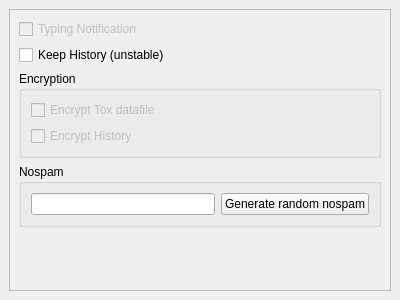
Qt form src/widget/form/settings/privacysettings.ui (qTox/qTox) before a commit.
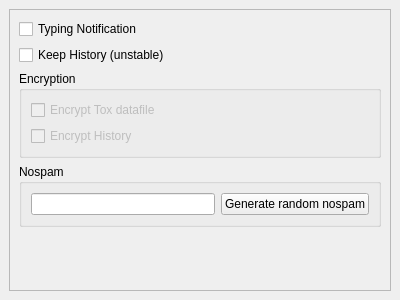
The same form after that commit.

Commit message: Added typing notification support and enabled by default

Diff of the .ui file:
```diff
--- a/src/widget/form/settings/privacysettings.ui
+++ b/src/widget/form/settings/privacysettings.ui
@@ -43,9 +43,6 @@
       <layout class="QVBoxLayout" name="verticalLayout_3">
        <item>
         <widget class="QCheckBox" name="cbTypingNotification">
-         <property name="enabled">
-          <bool>false</bool>
-         </property>
          <property name="text">
           <string>Typing Notification</string>
          </property>
```
The commit also changes 5 other files.
